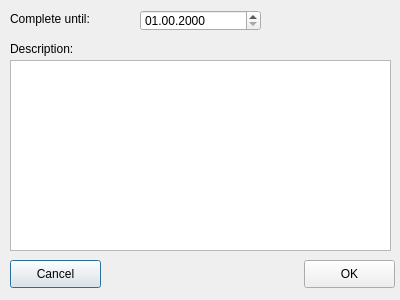
First picture: the form in trunk/ui/proceduretask.ui, repository BackupTheBerlios/first4-svn, before the edit.
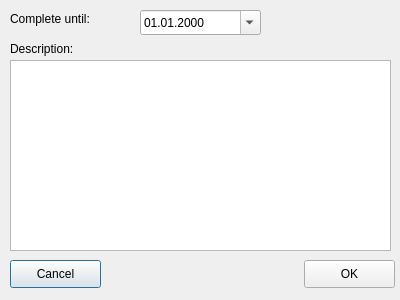
Second picture: the form after the edit. Icons and pictures are not drawn.

What changed in the file:
```diff
--- a/trunk/ui/proceduretask.ui
+++ b/trunk/ui/proceduretask.ui
@@ -89,11 +89,14 @@
      <x>140</x>
      <y>10</y>
      <width>121</width>
-     <height>21</height>
+     <height>25</height>
     </rect>
    </property>
    <property name="displayFormat" >
-    <string>dd.mm.yyyy</string>
+    <string>dd.MM.yyyy</string>
+   </property>
+   <property name="calendarPopup" >
+    <bool>true</bool>
    </property>
   </widget>
  </widget>
```
